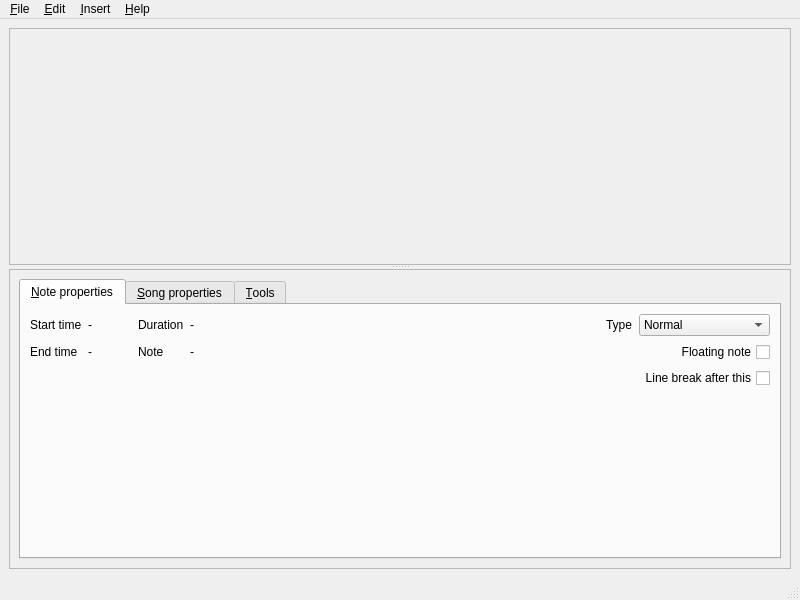
This is editor.ui in performous/composer as Qt 5 draws it before an edit. The edited form follows.
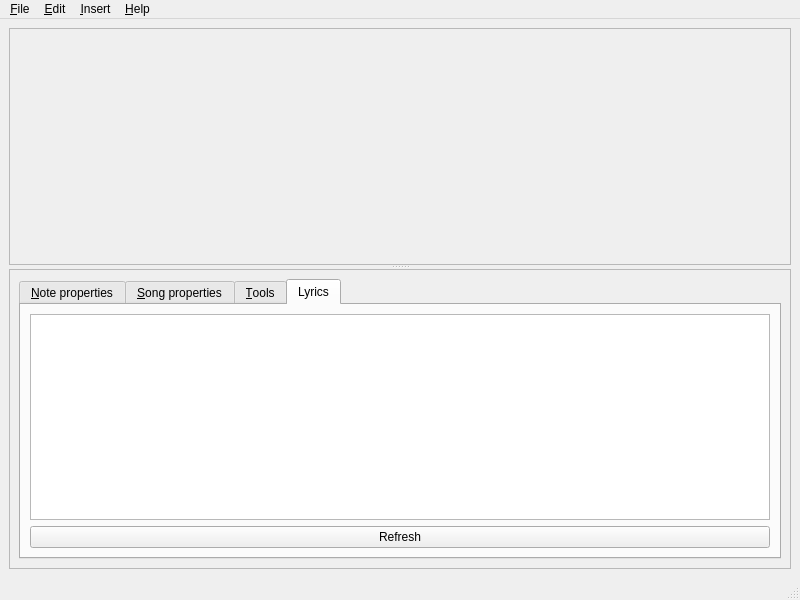
This is the edited form. The open tabs and pages were chosen to show the change.

Commit message: Added Lyrics tab

What changed in the file:
```diff
--- a/editor.ui
+++ b/editor.ui
@@ -418,6 +418,36 @@
             </item>
            </layout>
           </widget>
+          <widget class="QWidget" name="tabLyrics">
+           <attribute name="title">
+            <string>Lyrics</string>
+           </attribute>
+           <layout class="QGridLayout" name="gridLayout_7">
+            <item row="1" column="0">
+             <widget class="QPushButton" name="cmdRefreshLyrics">
+              <property name="text">
+               <string>Refresh</string>
+              </property>
+             </widget>
+            </item>
+            <item row="0" column="0">
+             <widget class="QTextEdit" name="textEditLyrics">
+              <property name="enabled">
+               <bool>true</bool>
+              </property>
+              <property name="sizePolicy">
+               <sizepolicy hsizetype="Expanding" vsizetype="Expanding">
+                <horstretch>0</horstretch>
+                <verstretch>0</verstretch>
+               </sizepolicy>
+              </property>
+              <property name="autoFillBackground">
+               <bool>false</bool>
+              </property>
+             </widget>
+            </item>
+           </layout>
+          </widget>
          </widget>
         </item>
        </layout>
```
Left out of the diff: 2 changed lines with no effect on the pictures. The commit also changes 2 other files.
